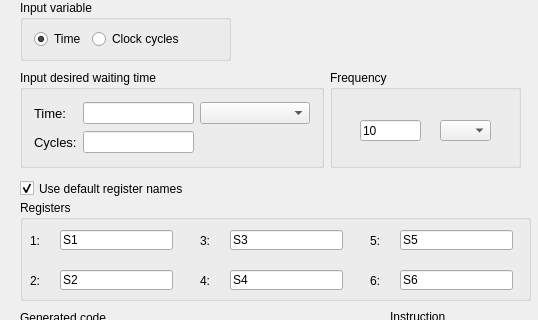
The window that IDE/GUI/widgets/LoopGen/loop_gen.ui (AbyssAbbeba/MDS-picoblaze-AVR-ide) describes before a commit, drawn with Qt 5; both pictures show x 0 to 538 and y 0 to 320 of the 538 by 659 pixel window.
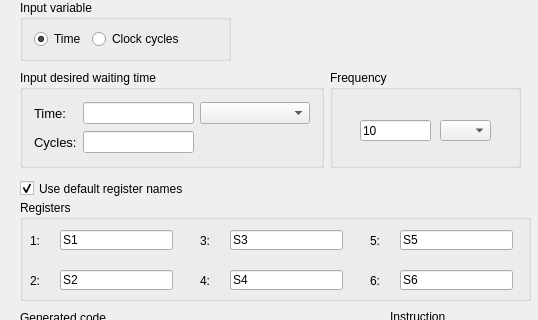
The same window after the commit.

```diff
--- a/IDE/GUI/widgets/LoopGen/loop_gen.ui
+++ b/IDE/GUI/widgets/LoopGen/loop_gen.ui
@@ -430,7 +430,7 @@
      <rect>
       <x>30</x>
       <y>50</y>
-      <width>61</width>
+      <width>71</width>
       <height>21</height>
      </rect>
     </property>
```
